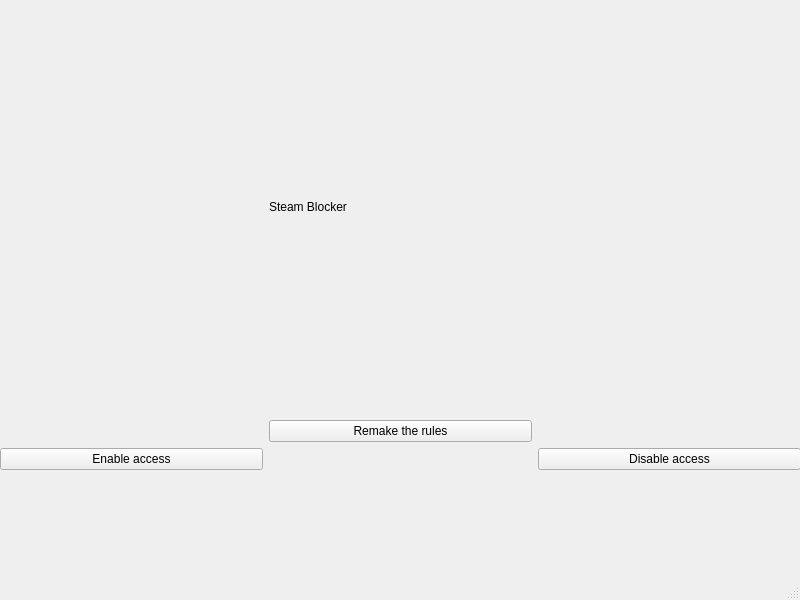
Before: the Qt Designer form mainwindow.ui in Arsivnet/Steamblocker, drawn with Qt 5.
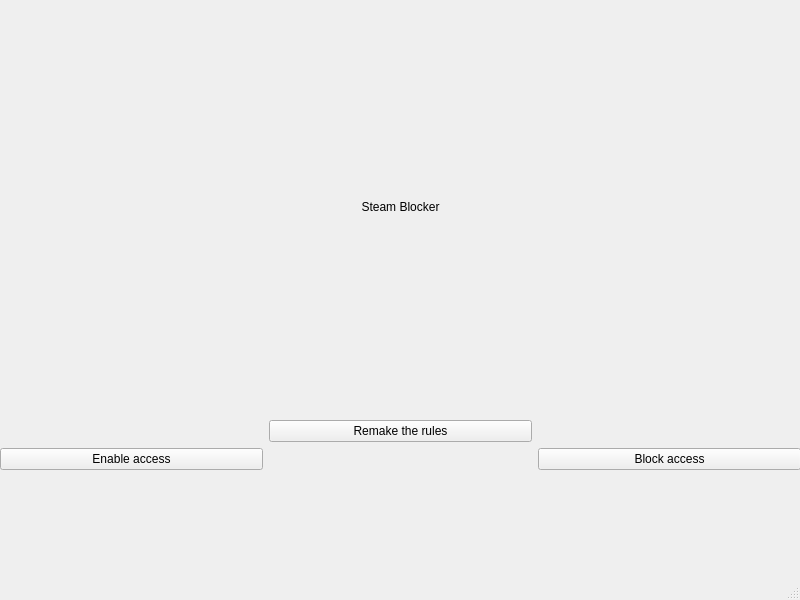
After: the same form once the commit is applied.

Patch:
```diff
--- a/mainwindow.ui
+++ b/mainwindow.ui
@@ -29,12 +29,15 @@
        <property name="text">
         <string>Steam Blocker</string>
        </property>
+       <property name="alignment">
+        <set>Qt::AlignCenter</set>
+       </property>
       </widget>
      </item>
      <item row="2" column="2">
       <widget class="QPushButton" name="pushButton_2">
        <property name="text">
-        <string>Disable access</string>
+        <string>Block access</string>
        </property>
       </widget>
      </item>
```
Left out of the diff: 4 changed lines with no effect on the pictures.
